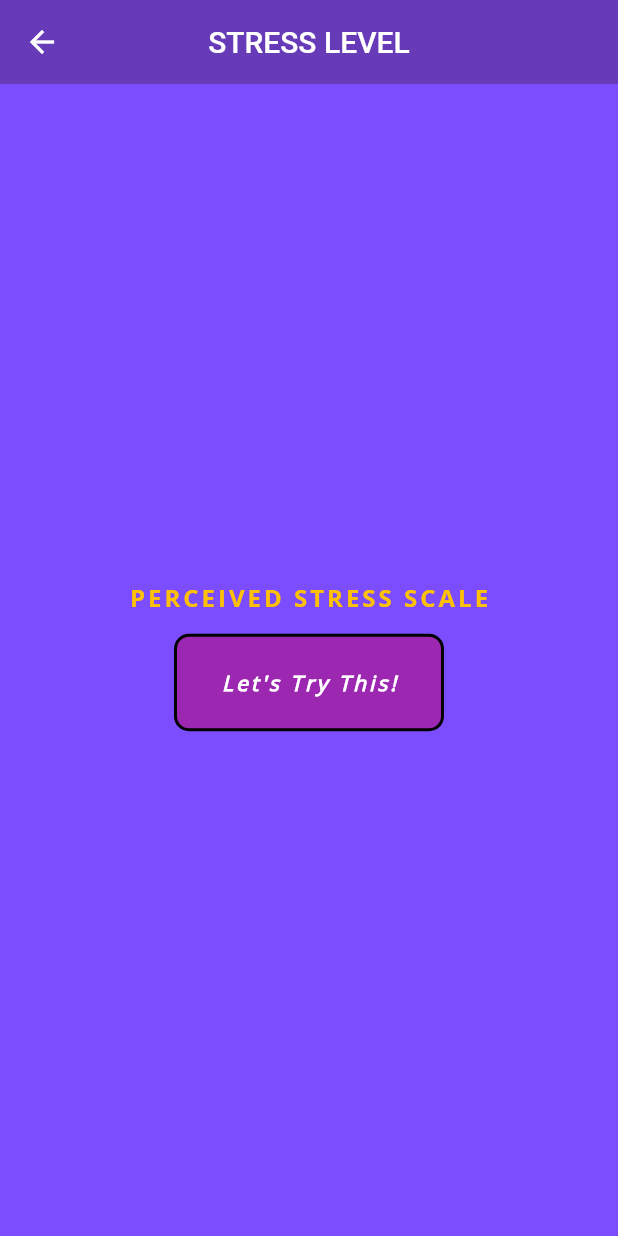
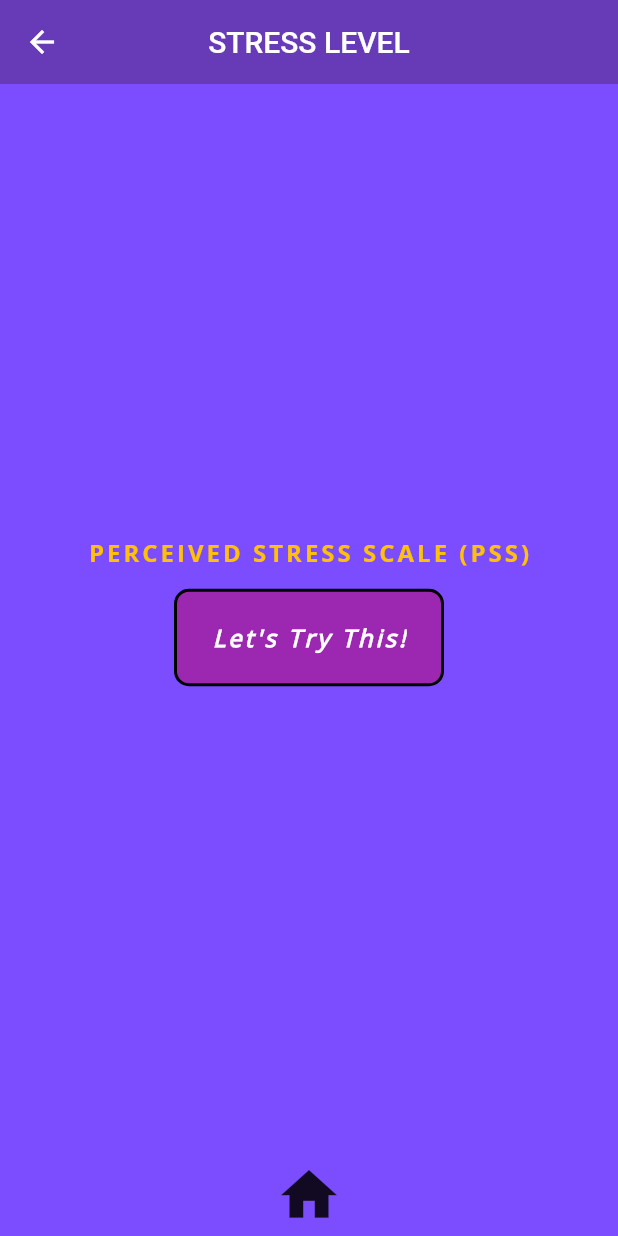
Before and after one commit to zsyie/mstress_app, a Flutter app: the Idenlevel screen opened directly, on a phone screen of 412 x 824 dp. Run offline on Flutter 3.47's test engine with Material 2 defaults, Android fonts, the phone set to English and light mode, and no system bars; Roboto replaces fonts that are missing (Open Sans).

Commit message:
Update idenlevel.dart

```diff
--- a/lib/idenlevel.dart
+++ b/lib/idenlevel.dart
@@ -1,5 +1,6 @@
 import 'package:flutter/material.dart';
 import 'package:mstressapp/idenlevel2.dart';
+import './main.dart';
 
 void main() => runApp ( new MaterialApp(
   debugShowCheckedModeBanner: false,
@@ -17,6 +18,27 @@ class IdenlevelState extends State<Idenlevel> {
   @override
   Widget build(BuildContext context) {
     return Scaffold(
+      bottomNavigationBar:
+      Container(
+        padding: EdgeInsets.symmetric(horizontal: 20, vertical: 10),
+        height: 60,
+        color: Colors.deepPurpleAccent,
+        child: Row(
+          mainAxisAlignment: MainAxisAlignment.center,
+          children: <Widget> [
+            FlatButton(
+              child: Icon(Icons.home,
+                  size: 45.0),
+              onPressed: () {
+                Navigator.push(context,
+                  MaterialPageRoute(builder: (context) {
+                    return HomeScreen();
+                  },),
+                );},
+            ),
+          ],
+        ),
+      ),
       backgroundColor: Colors.deepPurpleAccent,
       appBar: AppBar(
         title: Text('STRESS LEVEL'),
@@ -29,7 +51,7 @@ class IdenlevelState extends State<Idenlevel> {
         child: Column(
           mainAxisAlignment: MainAxisAlignment.center,
           children: <Widget> [
-            Text('PERCEIVED STRESS SCALE',
+            Text('PERCEIVED STRESS SCALE (PSS)',
             style: TextStyle(
                   fontWeight: FontWeight.bold,
                   fontFamily: 'Open Sans',
@@ -54,7 +76,7 @@ class IdenlevelState extends State<Idenlevel> {
                 child: Text("Let's Try This!",
                   style: TextStyle(
                     color: Colors.white,
-                    fontSize: 14.0,
+                    fontSize: 16.0,
                     fontWeight: FontWeight.bold,
                     fontStyle: FontStyle.italic,
                     letterSpacing: 2.0,
@@ -65,7 +87,7 @@ class IdenlevelState extends State<Idenlevel> {
                 onPressed: () {
                   Navigator.push(context,
                     MaterialPageRoute(builder: (context) {
-                      return Idenlevel2();
+                      return RadioGroup();
                     },),
                   );},
               ),
@@ -78,6 +100,6 @@ class IdenlevelState extends State<Idenlevel> {
   void startQuiz() {
     setState(() {
       Navigator.push(
-          context, new MaterialPageRoute(builder: (context) => Idenlevel2()));
+          context, new MaterialPageRoute(builder: (context) => RadioGroup()));
     });}
 }
```
